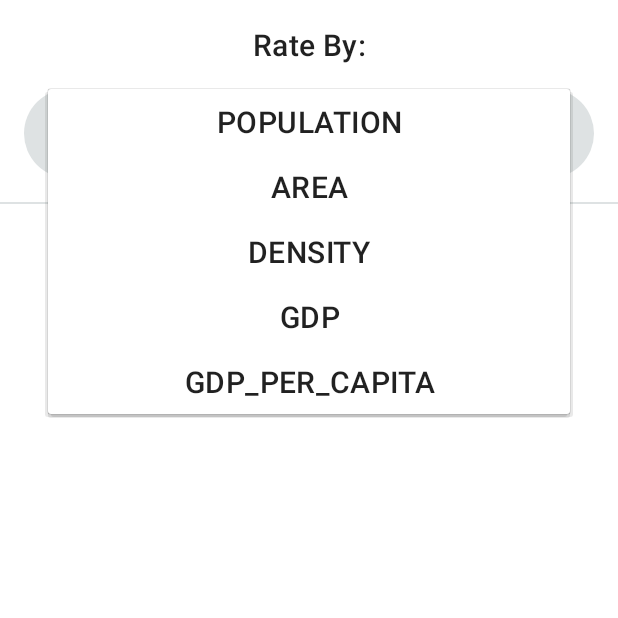
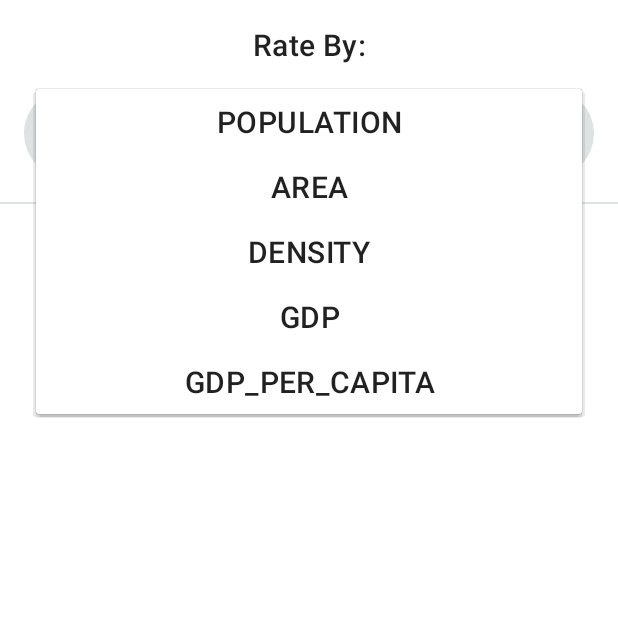
Before and after one commit to YishaiHezi/World-data, an Android app: the screen it shows after launch (HomeActivity), after a tap on "POPULATION", on a phone screen of 412 x 824 dp, the top half of it. Run offline under Robolectric (Android 15) with nearby library versions, the phone set to English and light mode, and no system bars; our stand-ins replace Dagger/Hilt's generated code, Room's generated code.

```diff
--- a/app/src/main/java/com/example/worlddata/CountryRatingFragment.kt
+++ b/app/src/main/java/com/example/worlddata/CountryRatingFragment.kt
@@ -66,8 +66,7 @@ class CountryRatingFragment : Fragment(R.layout.country_rating_fragment), OnCoun
 	 * Initialize the spinner.
 	 */
 	private fun initSpinner(spinner: Spinner) {
-		val adapter = ArrayAdapter(requireContext(), R.layout.spinner_layout, ParameterType.entries)
-		adapter.setDropDownViewResource(R.layout.spinner_item)
+		val adapter = ArrayAdapter(requireContext(), R.layout.spinner_item, ParameterType.entries)
 		spinner.adapter = adapter
 
 		spinner.onItemSelectedListener = object : AdapterView.OnItemSelectedListener {
--- a/app/src/main/res/drawable/rounded_rectangle.xml
+++ b/app/src/main/res/drawable/rounded_rectangle.xml
@@ -1,5 +1,5 @@
 <?xml version="1.0" encoding="utf-8"?>
 <shape xmlns:android="http://schemas.android.com/apk/res/android">
     <solid android:color="?attr/colorDefaultComponent"/>
-    <corners android:radius="32dp"/>
+    <corners android:radius="64dp"/>
 </shape>
--- a/app/src/main/res/layout/country_rating_fragment.xml
+++ b/app/src/main/res/layout/country_rating_fragment.xml
@@ -24,7 +24,8 @@
         android:layout_margin="16dp"
         android:background="@drawable/rounded_rectangle"
         android:gravity="center"
-        android:padding="16dp"
+        android:padding="8dp"
+        android:textAlignment="center"
         app:layout_constraintEnd_toEndOf="parent"
         app:layout_constraintStart_toStartOf="parent"
         app:layout_constraintTop_toBottomOf="@id/headline" />
```
